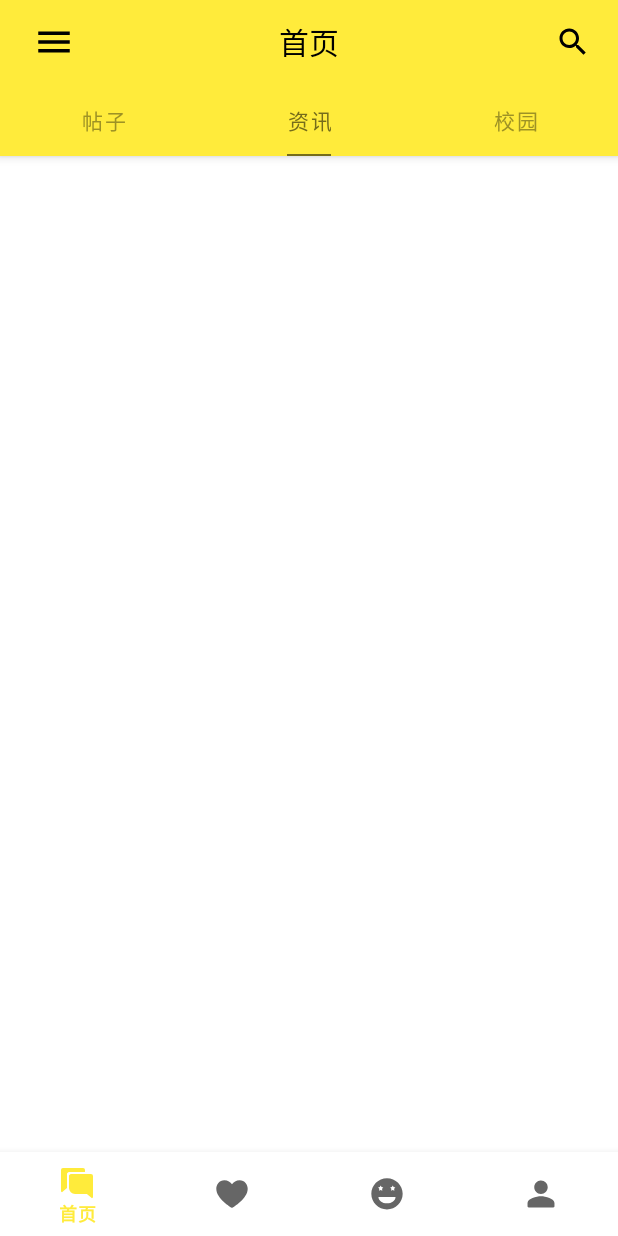
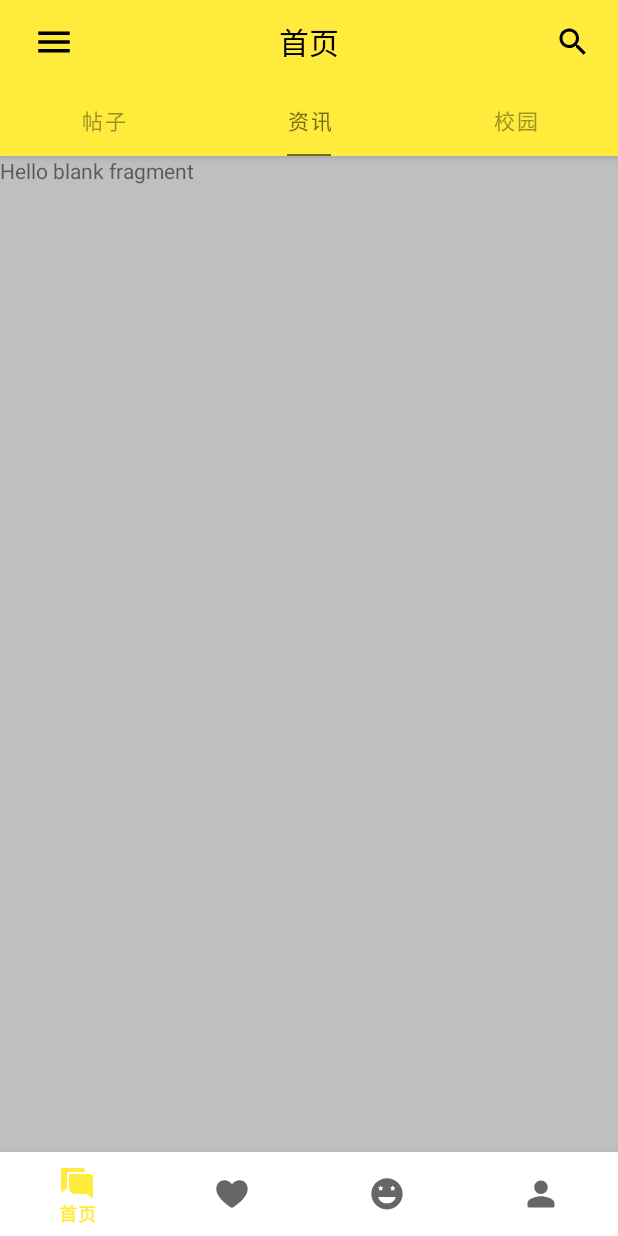
Before and after one commit to bljboy/schoolcommunity, an Android app: the screen it shows after launch (MainActivity), tab 2 chosen, on a phone screen of 412 x 824 dp. Run offline under Robolectric (Android 15) with nearby library versions, the phone set to English and light mode, and no system bars.

Commit message:
viewpager2+layout滑动切换完成

```diff
--- /dev/null
+++ b/app/src/main/java/com/bljboy/schoolcommunity/MyAdapter.java
@@ -0,0 +1,45 @@
+package com.bljboy.schoolcommunity;
+
+import android.content.res.Resources;
+
+import androidx.annotation.NonNull;
+import androidx.fragment.app.Fragment;
+import androidx.fragment.app.FragmentActivity;
+
+import androidx.viewpager2.adapter.FragmentStateAdapter;
+
+import com.bljboy.schoolcommunity.tablayout_fragment.ForumFragment;
+import com.bljboy.schoolcommunity.tablayout_fragment.InformationFragment;
+import com.bljboy.schoolcommunity.tablayout_fragment.SchoolnewsFragment;
+
+
+public class MyAdapter extends FragmentStateAdapter {
+
+    private String[] title;
+
+    public MyAdapter(@NonNull FragmentActivity fragmentActivity, String[] title) {
+        super(fragmentActivity);
+        this.title = title;
+    }
+
+    @NonNull
+    @Override
+    public Fragment createFragment(int position) {
+        // 每个页面对应的fragment
+        switch (position) {
+            case 0:
+                return new ForumFragment();
+            case 1:
+                return new InformationFragment();
+            case 2:
+                return new SchoolnewsFragment();
+        }
+        return null;
+    }
+
+    @Override
+    public int getItemCount() {
+        // 有几个页面就返回几
+        return title.length;
+    }
+}
--- a/app/src/main/java/com/bljboy/schoolcommunity/nav_fragment/HomeFragment.java
+++ b/app/src/main/java/com/bljboy/schoolcommunity/nav_fragment/HomeFragment.java
@@ -1,27 +1,41 @@
 package com.bljboy.schoolcommunity.nav_fragment;
 
-import android.content.Context;
+import android.content.res.Resources;
 import android.os.Bundle;
 
 import androidx.annotation.NonNull;
 import androidx.annotation.Nullable;
 import androidx.drawerlayout.widget.DrawerLayout;
 import androidx.fragment.app.Fragment;
+import androidx.fragment.app.FragmentActivity;
+import androidx.viewpager2.widget.ViewPager2;
 
 import android.util.Log;
 import android.view.Gravity;
 import android.view.LayoutInflater;
 import android.view.View;
 import android.view.ViewGroup;
-import android.widget.FrameLayout;
 import android.widget.ImageButton;
 
+import com.bljboy.schoolcommunity.MyAdapter;
+import com.bljboy.schoolcommunity.tablayout_fragment.ForumFragment;
+import com.bljboy.schoolcommunity.tablayout_fragment.InformationFragment;
 import com.bljboy.schoolcommunity.R;
+import com.bljboy.schoolcommunity.tablayout_fragment.SchoolnewsFragment;
+import com.google.android.material.tabs.TabLayout;
+import com.google.android.material.tabs.TabLayoutMediator;
+
+import java.util.ArrayList;
+import java.util.List;
 
 public class HomeFragment extends Fragment {
 
     private ImageButton appbar_navigation;
     private DrawerLayout drawer_layout;
+    private ViewPager2 viewPager2;
+    private TabLayout tabLayout;
+    private String[] title;
+    private MyAdapter myAdapter;
 
     @Override
     public void onCreate(Bundle savedInstanceState) {
@@ -37,6 +51,10 @@ public class HomeFragment extends Fragment {
     @Override
     public void onViewCreated(@NonNull View view, @Nullable Bundle savedInstanceState) {
         super.onViewCreated(view, savedInstanceState);
+        //获取资源字符串数组
+        Resources resources = getResources();
+        title = resources.getStringArray(R.array.title);
+        //抽屉视图控件绑定
         drawer_layout = getActivity().findViewById(R.id.drawer_layout);
         appbar_navigation = getActivity().findViewById(R.id.appbar_navigation);
         appbar_navigation.setOnClickListener(new View.OnClickListener() {
@@ -46,5 +64,23 @@ public class HomeFragment extends Fragment {
                 drawer_layout.openDrawer(Gravity.LEFT);
             }
         });
+        initView();
+    }
+
+    //tablayout与viewpager2配合滑动切换
+    public void initView() {
+        viewPager2 = getActivity().findViewById(R.id.viewpager);
+        tabLayout = getActivity().findViewById(R.id.tablayout_home);
+        //绑定适配器
+        myAdapter = new MyAdapter(getActivity(),title);
+        viewPager2.setAdapter(myAdapter);
+        TabLayoutMediator tabLayoutMediator = new TabLayoutMediator(tabLayout, viewPager2, new TabLayoutMediator.TabConfigurationStrategy() {
+            @Override
+            public void onConfigureTab(@NonNull TabLayout.Tab tab, int position) {
+                tab.setText(title[position]);
+            }
+        });
+
+        tabLayoutMediator.attach();
     }
 }
--- /dev/null
+++ b/app/src/main/java/com/bljboy/schoolcommunity/tablayout_fragment/ForumFragment.java
@@ -0,0 +1,66 @@
+package com.bljboy.schoolcommunity.tablayout_fragment;
+
+import android.os.Bundle;
+
+import androidx.fragment.app.Fragment;
+
+import android.view.LayoutInflater;
+import android.view.View;
+import android.view.ViewGroup;
+
+import com.bljboy.schoolcommunity.R;
+
+/**
+ * A simple {@link Fragment} subclass.
+ * Use the {@link ForumFragment#newInstance} factory method to
+ * create an instance of this fragment.
+ */
+public class ForumFragment extends Fragment {
+
+    // TODO: Rename parameter arguments, choose names that match
+    // the fragment initialization parameters, e.g. ARG_ITEM_NUMBER
+    private static final String ARG_PARAM1 = "param1";
+    private static final String ARG_PARAM2 = "param2";
+
+    // TODO: Rename and change types of parameters
+    private String mParam1;
+    private String mParam2;
+
+    public ForumFragment() {
+        // Required empty public constructor
+    }
+
+    /**
+     * Use this factory method to create a new instance of
+     * this fragment using the provided parameters.
+     *
+     * @param param1 Parameter 1.
+     * @param param2 Parameter 2.
+     * @return A new instance of fragment ForumFragment.
+     */
+    // TODO: Rename and change types and number of parameters
+    public static ForumFragment newInstance(String param1, String param2) {
+        ForumFragment fragment = new ForumFragment();
+        Bundle args = new Bundle();
+        args.putString(ARG_PARAM1, param1);
+        args.putString(ARG_PARAM2, param2);
+        fragment.setArguments(args);
+        return fragment;
+    }
+
+    @Override
+    public void onCreate(Bundle savedInstanceState) {
+        super.onCreate(savedInstanceState);
+        if (getArguments() != null) {
+            mParam1 = getArguments().getString(ARG_PARAM1);
+            mParam2 = getArguments().getString(ARG_PARAM2);
+        }
+    }
+
+    @Override
+    public View onCreateView(LayoutInflater inflater, ViewGroup container,
+                             Bundle savedInstanceState) {
+        // Inflate the layout for this fragment
+        return inflater.inflate(R.layout.fragment_forum, container, false);
+    }
+}
--- /dev/null
+++ b/app/src/main/java/com/bljboy/schoolcommunity/tablayout_fragment/InformationFragment.java
@@ -0,0 +1,66 @@
+package com.bljboy.schoolcommunity.tablayout_fragment;
+
+import android.os.Bundle;
+
+import androidx.fragment.app.Fragment;
+
+import android.view.LayoutInflater;
+import android.view.View;
+import android.view.ViewGroup;
+
+import com.bljboy.schoolcommunity.R;
+
+/**
+ * A simple {@link Fragment} subclass.
+ * Use the {@link InformationFragment#newInstance} factory method to
+ * create an instance of this fragment.
+ */
+public class InformationFragment extends Fragment {
+
+    // TODO: Rename parameter arguments, choose names that match
+    // the fragment initialization parameters, e.g. ARG_ITEM_NUMBER
+    private static final String ARG_PARAM1 = "param1";
+    private static final String ARG_PARAM2 = "param2";
+
+    // TODO: Rename and change types of parameters
+    private String mParam1;
+    private String mParam2;
+
+    public InformationFragment() {
+        // Required empty public constructor
+    }
+
+    /**
+     * Use this factory method to create a new instance of
+     * this fragment using the provided parameters.
+     *
+     * @param param1 Parameter 1.
+     * @param param2 Parameter 2.
+     * @return A new instance of fragment InformationFragment.
+     */
+    // TODO: Rename and change types and number of parameters
+    public static InformationFragment newInstance(String param1, String param2) {
+        InformationFragment fragment = new InformationFragment();
+        Bundle args = new Bundle();
+        args.putString(ARG_PARAM1, param1);
+        args.putString(ARG_PARAM2, param2);
+        fragment.setArguments(args);
+        return fragment;
+    }
+
+    @Override
+    public void onCreate(Bundle savedInstanceState) {
+        super.onCreate(savedInstanceState);
+        if (getArguments() != null) {
+            mParam1 = getArguments().getString(ARG_PARAM1);
+            mParam2 = getArguments().getString(ARG_PARAM2);
+        }
+    }
+
+    @Override
+    public View onCreateView(LayoutInflater inflater, ViewGroup container,
+                             Bundle savedInstanceState) {
+        // Inflate the layout for this fragment
+        return inflater.inflate(R.layout.fragment_information, container, false);
+    }
+}
--- /dev/null
+++ b/app/src/main/java/com/bljboy/schoolcommunity/tablayout_fragment/SchoolnewsFragment.java
@@ -0,0 +1,66 @@
+package com.bljboy.schoolcommunity.tablayout_fragment;
+
+import android.os.Bundle;
+
+import androidx.fragment.app.Fragment;
+
+import android.view.LayoutInflater;
+import android.view.View;
+import android.view.ViewGroup;
+
+import com.bljboy.schoolcommunity.R;
+
+/**
+ * A simple {@link Fragment} subclass.
+ * Use the {@link SchoolnewsFragment#newInstance} factory method to
+ * create an instance of this fragment.
+ */
+public class SchoolnewsFragment extends Fragment {
+
+    // TODO: Rename parameter arguments, choose names that match
+    // the fragment initialization parameters, e.g. ARG_ITEM_NUMBER
+    private static final String ARG_PARAM1 = "param1";
+    private static final String ARG_PARAM2 = "param2";
+
+    // TODO: Rename and change types of parameters
+    private String mParam1;
+    private String mParam2;
+
+    public SchoolnewsFragment() {
+        // Required empty public constructor
+    }
+
+    /**
+     * Use this factory method to create a new instance of
+     * this fragment using the provided parameters.
+     *
+     * @param param1 Parameter 1.
+     * @param param2 Parameter 2.
+     * @return A new instance of fragment SchoolnewsFragment.
+     */
+    // TODO: Rename and change types and number of parameters
+    public static SchoolnewsFragment newInstance(String param1, String param2) {
+        SchoolnewsFragment fragment = new SchoolnewsFragment();
+        Bundle args = new Bundle();
+        args.putString(ARG_PARAM1, param1);
+        args.putString(ARG_PARAM2, param2);
+        fragment.setArguments(args);
+        return fragment;
+    }
+
+    @Override
+    public void onCreate(Bundle savedInstanceState) {
+        super.onCreate(savedInstanceState);
+        if (getArguments() != null) {
+            mParam1 = getArguments().getString(ARG_PARAM1);
+            mParam2 = getArguments().getString(ARG_PARAM2);
+        }
+    }
+
+    @Override
+    public View onCreateView(LayoutInflater inflater, ViewGroup container,
+                             Bundle savedInstanceState) {
+        // Inflate the layout for this fragment
+        return inflater.inflate(R.layout.fragment_schoolnews, container, false);
+    }
+}
--- a/app/src/main/res/layout/fragment_home.xml
+++ b/app/src/main/res/layout/fragment_home.xml
@@ -19,7 +19,8 @@
 
             <com.google.android.material.appbar.MaterialToolbar
                 android:layout_width="match_parent"
-                android:layout_height="?attr/actionBarSize">
+                android:layout_height="?attr/actionBarSize"
+                app:layout_scrollFlags="scroll|enterAlways">
 
                 <ImageButton
                     android:id="@+id/appbar_navigation"
@@ -50,13 +51,14 @@
             </com.google.android.material.appbar.MaterialToolbar>
 
             <com.google.android.material.tabs.TabLayout
+                android:id="@+id/tablayout_home"
                 android:layout_width="match_parent"
                 android:layout_height="wrap_content"
                 android:background="@color/appbar_color"
                 app:tabIndicatorColor="#756c1b"
-                app:tabSelectedTextColor="#756c1b"
                 app:tabIndicatorFullWidth="false"
                 app:tabIndicatorHeight="1dp"
+                app:tabSelectedTextColor="#756c1b"
                 app:tabTextColor="#9e9225">
 
                 <com.google.android.material.tabs.TabItem
@@ -79,8 +81,21 @@
         <androidx.core.widget.NestedScrollView
             android:layout_width="match_parent"
             android:layout_height="match_parent"
+            android:overScrollMode="never"
+            android:fillViewport="true"
             app:layout_behavior="@string/appbar_scrolling_view_behavior"
             tools:ignore="SpeakableTextPresentCheck">
+
+            <androidx.viewpager2.widget.ViewPager2
+                android:id="@+id/viewpager"
+                android:layout_width="match_parent"
+                android:layout_height="match_parent"
+                android:background="@color/black"
+                app:layout_constraintBottom_toBottomOf="parent"
+                app:layout_constraintEnd_toEndOf="parent"
+                app:layout_constraintStart_toStartOf="parent"
+                app:layout_constraintTop_toTopOf="parent"
+                tools:ignore="MissingConstraints" />
 
         </androidx.core.widget.NestedScrollView>
     </androidx.coordinatorlayout.widget.CoordinatorLayout>
--- /dev/null
+++ b/app/src/main/res/layout/fragment_information.xml
@@ -0,0 +1,14 @@
+<?xml version="1.0" encoding="utf-8"?>
+<FrameLayout xmlns:android="http://schemas.android.com/apk/res/android"
+    xmlns:tools="http://schemas.android.com/tools"
+    android:layout_width="match_parent"
+    android:layout_height="match_parent"
+    tools:context=".tablayout_fragment.InformationFragment">
+
+    <!-- TODO: Update blank fragment layout -->
+    <TextView
+        android:layout_width="match_parent"
+        android:layout_height="match_parent"
+        android:text="@string/hello_blank_fragment" />
+
+</FrameLayout>
--- /dev/null
+++ b/app/src/main/res/values/title.xml
@@ -0,0 +1,8 @@
+<?xml version="1.0" encoding="utf-8"?>
+<resources>
+    <string-array name="title">
+        <item>帖子</item>
+        <item>资讯</item>
+        <item>校园</item>
+    </string-array>
+</resources>
```
Also changed, not shown: app/src/main/res/layout/fragment_forum.xml (added, +14 -0 lines), app/src/main/res/layout/fragment_schoolnews.xml (added, +14 -0 lines), app/src/main/res/layout/viewpager_item.xml (added, +11 -0 lines).
